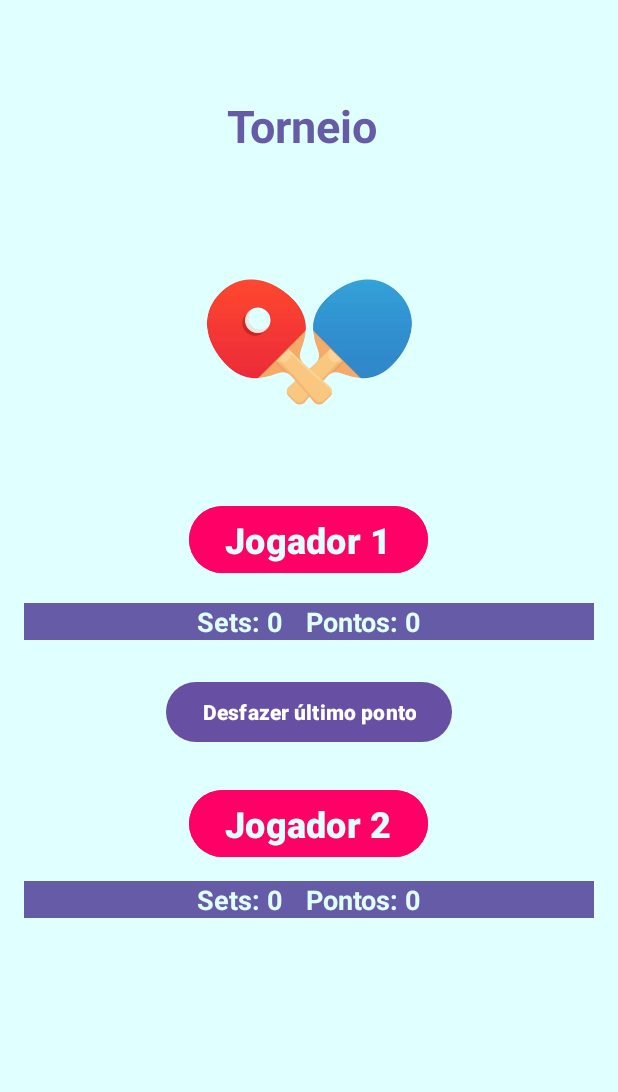
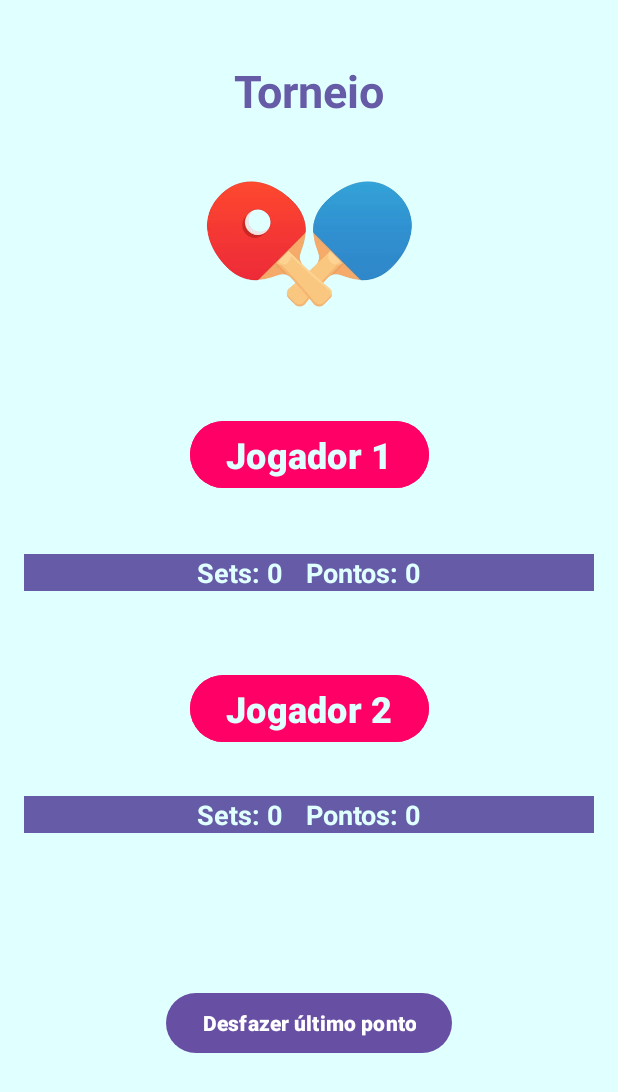
Before and after one commit to junior-rod/placartenisdemesa, an Android app: the JogoActivity screen opened directly, with no data from a screen before it, on a phone screen of 412 x 824 dp. Shown: the top 1092 px of the screen. Run offline under Robolectric (Android 15) with nearby library versions, the phone set to English and light mode, and no system bars.

Commit message:
atualizando a tela de jogo

```diff
--- a/app/src/main/res/layout/activity_jogo.xml
+++ b/app/src/main/res/layout/activity_jogo.xml
@@ -6,74 +6,72 @@
     android:background="@color/background"
     android:padding="16dp">
 
-    <ImageView
-        android:id="@+id/img_pingpong"
-        android:layout_width="317dp"
-        android:layout_height="164dp"
-        android:src="@mipmap/pinpong"
-        app:layout_constraintBottom_toTopOf="@+id/tv_jogador_um"
-        app:layout_constraintEnd_toEndOf="parent"
-        app:layout_constraintStart_toStartOf="parent"
-        app:layout_constraintTop_toBottomOf="@+id/tv_nome_torneio" />
-
     <TextView
         android:id="@+id/tv_nome_torneio"
         android:layout_width="wrap_content"
         android:layout_height="wrap_content"
         android:layout_marginTop="24dp"
-        android:layout_marginBottom="19dp"
         android:text="Torneio"
         android:textColor="@color/texto"
         android:textSize="30sp"
         android:textStyle="bold"
-        app:layout_constraintBottom_toTopOf="@+id/img_pingpong"
+        app:layout_constraintBottom_toTopOf="@id/img_pingpong"
         app:layout_constraintEnd_toEndOf="parent"
-        app:layout_constraintHorizontal_bias="0.485"
+        app:layout_constraintHorizontal_bias="0.5"
         app:layout_constraintStart_toStartOf="parent"
         app:layout_constraintTop_toTopOf="parent" />
 
-
+    <ImageView
+        android:id="@+id/img_pingpong"
+        android:layout_width="317dp"
+        android:layout_height="164dp"
+        android:layout_marginBottom="32dp"
+        android:src="@mipmap/pinpong"
+        app:layout_constraintBottom_toTopOf="@+id/tv_jogador_um"
+        app:layout_constraintEnd_toEndOf="parent"
+        app:layout_constraintStart_toStartOf="parent"
+        app:layout_constraintTop_toBottomOf="@id/tv_nome_torneio" />
 
     <Button
         android:id="@+id/tv_jogador_um"
         android:layout_width="wrap_content"
         android:layout_height="wrap_content"
         android:layout_marginBottom="16dp"
-        android:textColor="@color/background"
         android:backgroundTint="@color/avermelhado"
         android:backgroundTintMode="add"
         android:text="Jogador 1"
+        android:textColor="@color/background"
         android:textSize="24sp"
         android:textStyle="bold"
         app:layout_constraintBottom_toTopOf="@+id/linearLayout_jogador_um"
         app:layout_constraintEnd_toEndOf="parent"
-        app:layout_constraintHorizontal_bias="0.498"
-        app:layout_constraintStart_toStartOf="parent" />
+        app:layout_constraintStart_toStartOf="parent"
+        app:layout_constraintTop_toBottomOf="@id/img_pingpong" />
 
     <LinearLayout
         android:id="@+id/linearLayout_jogador_um"
         android:layout_width="0dp"
         android:layout_height="wrap_content"
-        android:layout_marginTop="16dp"
-        android:textStyle="bold"
+        android:layout_marginTop="24dp"
+        android:layout_marginBottom="52dp"
+        android:background="@color/texto"
         android:gravity="center"
         android:orientation="horizontal"
-        android:background="@color/texto"
+        app:layout_constraintBottom_toTopOf="@+id/tv_jogador_dois"
         app:layout_constraintEnd_toEndOf="parent"
         app:layout_constraintHorizontal_bias="0.0"
         app:layout_constraintStart_toStartOf="parent"
-        app:layout_constraintTop_toBottomOf="@+id/tv_jogador_um">
+        app:layout_constraintTop_toBottomOf="@id/tv_jogador_um">
 
         <TextView
             android:id="@+id/tv_sets_jogador_um"
             android:layout_width="wrap_content"
             android:layout_height="wrap_content"
             android:layout_marginEnd="16dp"
-
             android:text="Sets: 0"
             android:textColor="@color/background"
-            android:textStyle="bold"
-            android:textSize="18sp" />
+            android:textSize="18sp"
+            android:textStyle="bold" />
 
         <TextView
             android:id="@+id/tv_pontos_jogador_um"
@@ -82,38 +80,37 @@
             android:onClick="onPontoJogadorUmClick"
             android:text="Pontos: 0"
             android:textColor="@color/background"
-            android:textStyle="bold"
-            android:textSize="18sp" />
+            android:textSize="18sp"
+            android:textStyle="bold" />
     </LinearLayout>
 
     <Button
         android:id="@+id/tv_jogador_dois"
         android:layout_width="wrap_content"
         android:layout_height="wrap_content"
-        android:layout_marginBottom="12dp"
         android:backgroundTint="@color/avermelhado"
         android:backgroundTintMode="add"
         android:text="Jogador 2"
         android:textColor="@color/background"
+        android:textSize="24sp"
         android:textStyle="bold"
-        android:textSize="24sp"
         app:layout_constraintBottom_toTopOf="@+id/linearLayout_jogador_dois"
         app:layout_constraintEnd_toEndOf="parent"
-        app:layout_constraintHorizontal_bias="0.498"
-        app:layout_constraintStart_toStartOf="parent" />
+        app:layout_constraintStart_toStartOf="parent"
+        app:layout_constraintTop_toBottomOf="@+id/linearLayout_jogador_um" />
 
     <LinearLayout
         android:id="@+id/linearLayout_jogador_dois"
         android:layout_width="0dp"
         android:layout_height="wrap_content"
-        android:layout_marginBottom="196dp"
+        android:layout_marginTop="32dp"
         android:background="@color/texto"
         android:gravity="center"
         android:orientation="horizontal"
-        app:layout_constraintBottom_toBottomOf="parent"
         app:layout_constraintEnd_toEndOf="parent"
         app:layout_constraintHorizontal_bias="0.0"
-        app:layout_constraintStart_toStartOf="parent">
+        app:layout_constraintStart_toStartOf="parent"
+        app:layout_constraintTop_toBottomOf="@+id/tv_jogador_dois">
 
         <TextView
             android:id="@+id/tv_sets_jogador_dois"
@@ -141,15 +138,14 @@
         android:layout_width="wrap_content"
         android:layout_height="wrap_content"
         android:layout_marginVertical="24dp"
-        android:layout_marginTop="62dp"
-        android:layout_marginBottom="62dp"
+        android:layout_marginTop="105dp"
+        android:layout_marginBottom="183dp"
         android:onClick="onDesfazerClick"
         android:text="Desfazer último ponto"
         android:textStyle="bold"
-        app:layout_constraintBottom_toTopOf="@+id/tv_jogador_dois"
+        app:layout_constraintBottom_toBottomOf="parent"
         app:layout_constraintEnd_toEndOf="parent"
         app:layout_constraintStart_toStartOf="parent"
-        app:layout_constraintTop_toBottomOf="@+id/linearLayout_jogador_um"
-        app:layout_constraintVertical_bias="0.222" />
+        app:layout_constraintTop_toBottomOf="@+id/linearLayout_jogador_dois" />
 
 </androidx.constraintlayout.widget.ConstraintLayout>
```
